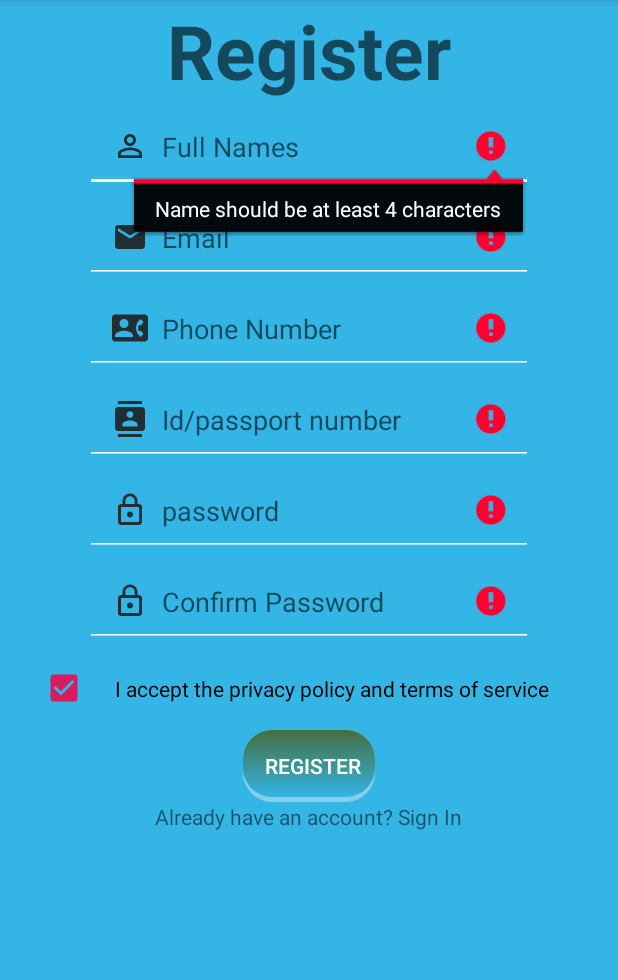
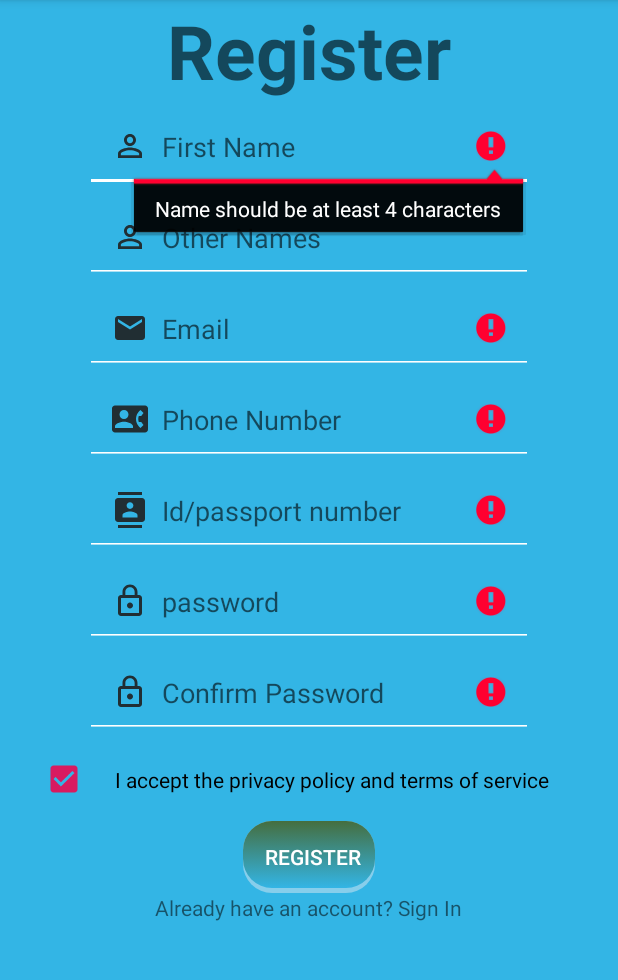
Before and after one commit to netubuli/LipaPesaApp, an Android app: the SignUpActivity screen opened directly, with no data from a screen before it, after a tap on "REGISTER", on a phone screen of 412 x 824 dp, the part 84-1064 px from its top. Run offline under Robolectric (Android 15) with nearby library versions, the phone set to English and light mode, and no system bars; 1 other tap on this screen came first.

Commit message:
Updated sign up ui

```diff
--- a/app/src/main/java/com/otemainc/mlipa/ui/auth/SignUpActivity.java
+++ b/app/src/main/java/com/otemainc/mlipa/ui/auth/SignUpActivity.java
@@ -31,7 +31,7 @@ private Button signUp;
 private CheckBox agree;
 private TextView signIn;
 private EditText phoneText, idText,passwordText,cPasswordText;
-private AutoCompleteTextView nameText,emailText;
+private AutoCompleteTextView lastNameText, otherNameText,emailText;
 
     @Override
     protected void onCreate(Bundle savedInstanceState) {
@@ -41,7 +41,8 @@ private AutoCompleteTextView nameText,emailText;
         idText = findViewById(R.id.txtId);
         passwordText = findViewById(R.id.txtPassword);
         cPasswordText = findViewById(R.id.txtCpass);
-        nameText = findViewById(R.id.txtRUname);
+        lastNameText = findViewById(R.id.txtRFname);
+        otherNameText = findViewById(R.id.txtRFname);
         emailText = findViewById(R.id.txtRemail);
         signIn = findViewById(R.id.btnRLogin);
         signIn.setOnClickListener(new View.OnClickListener() {
@@ -56,7 +57,8 @@ private AutoCompleteTextView nameText,emailText;
         signUp.setOnClickListener(new View.OnClickListener() {
             @Override
             public void onClick(View view) {
-                final String name = nameText.getText().toString().trim();
+                final String lName = lastNameText.getText().toString().trim();
+                final String oName = otherNameText.getText().toString().trim();
                 final String email = emailText.getText().toString().trim();
                 final String phone = phoneText.getText().toString().trim();
                 final String id = idText.getText().toString().trim();
@@ -68,7 +70,7 @@ private AutoCompleteTextView nameText,emailText;
                 progressDialog.setIndeterminate(true);
                 progressDialog.setMessage("Creating Account...");
                 progressDialog.show();
-                if(validate(name,email,phone,id,pass,cPass)){
+                if(validate(lName,oName, email,phone,id,pass,cPass)){
 
                     if (!isValidPassword(pass)) {
                         passwordText.setError("Password should contain at least one number, one lowercase letter, one uppercase letter, one special character and no space");
@@ -76,7 +78,7 @@ private AutoCompleteTextView nameText,emailText;
                         signUp.setEnabled(true);
                     }else{
                         passwordText.setError(null);
-                        save(name,email,phone,pass, progressDialog);
+                        save(lName,oName, email,phone,id,pass, progressDialog);
                     }
                 }else{
                     progressDialog.dismiss();
@@ -101,17 +103,23 @@ private AutoCompleteTextView nameText,emailText;
         });
     }
 
-    private void save(String name, String email, String phone, String pass, ProgressDialog progressDialog) {
+    private void save(String lName, String oName, String email, String phone, String id, String pass, ProgressDialog progressDialog) {
 
     }
 
-    private boolean validate(@NotNull String name, String email, String phone, String id, String pass, String cpass) {
+    private boolean validate(@NotNull String lName, String oName, String email, String phone, String id, String pass, String cpass) {
         boolean valid = true;
-        if (name.isEmpty() || name.length() < 4) {
-            nameText.setError("Name should be at least 4 characters");
+        if (lName.isEmpty() || lName.length() < 3) {
+            lastNameText.setError("Last name should be at least 3 characters");
             valid = false;
         } else {
-            nameText.setError(null);
+            lastNameText.setError(null);
+        }
+        if (oName.isEmpty() || oName.length() < 4) {
+            otherNameText.setError("Name should be at least 4 characters");
+            valid = false;
+        } else {
+            otherNameText.setError(null);
         }
         if (email.isEmpty() || !android.util.Patterns.EMAIL_ADDRESS.matcher(email).matches()) {
             emailText.setError("enter a valid email address");
--- a/app/src/main/res/layout/activity_sign_up.xml
+++ b/app/src/main/res/layout/activity_sign_up.xml
@@ -19,12 +19,26 @@
                 android:textStyle="bold"
                 android:textSize="@dimen/text_xl"
                 android:layout_gravity="center"/>
+            <AutoCompleteTextView
+                android:id="@+id/txtRFname"
+                android:layout_width="wrap_content"
+                android:layout_height="wrap_content"
+                android:hint="@string/first_name"
+                android:ems="14"
+                android:drawableLeft="@drawable/ic_perm_identity"
+                android:drawablePadding="@dimen/padding_sm"
+                android:backgroundTint="@color/colorWhite"
+                android:shadowRadius="10"
+                android:inputType="textEmailAddress"
+                android:layout_gravity="center"
+                android:padding="@dimen/margin_md"
+                android:drawableStart="@drawable/ic_perm_identity" />
 
             <AutoCompleteTextView
-                android:id="@+id/txtRUname"
+                android:id="@+id/txtROname"
                 android:layout_width="wrap_content"
                 android:layout_height="wrap_content"
-                android:hint="@string/full_name"
+                android:hint="@string/other_name"
                 android:ems="14"
                 android:drawableLeft="@drawable/ic_perm_identity"
                 android:drawablePadding="@dimen/padding_sm"
--- a/app/src/main/res/values-v21/strings.xml
+++ b/app/src/main/res/values-v21/strings.xml
@@ -25,11 +25,12 @@
     <string name="email">Email</string>
     <string name="confirm_password">Confirm Password</string>
     <string name="phone_number">Phone Number</string>
-    <string name="full_name">Full Names</string>
+    <string name="other_name">Other Names</string>
     <string name="agree">I accept the privacy policy and terms of service</string>
     <string name="id_passport_number">Id/passport number</string>
     <string name="already_have_an_account_sign_in">Already have an account? Sign In</string>
     <string name="do_not_have_an_account_register">Do\'nt have an account yet? Register</string>
     <string name="ksh_0_00">KSH 0.00</string>
     <string name="wallet_balance">Wallet balance</string>
+    <string name="first_name">First Name</string>
 </resources>
--- a/app/src/main/res/values/strings.xml
+++ b/app/src/main/res/values/strings.xml
@@ -25,11 +25,12 @@
     <string name="email">Email</string>
     <string name="confirm_password">Confirm Password</string>
     <string name="phone_number">Phone Number</string>
-    <string name="full_name">Full Names</string>
+    <string name="other_name">Other Names</string>
     <string name="agree">I accept the privacy policy and terms of service</string>
     <string name="id_passport_number">Id/passport number</string>
     <string name="already_have_an_account_sign_in">Already have an account? Sign In</string>
     <string name="do_not_have_an_account_register">Do\'nt have an account? Register</string>
     <string name="ksh_0_00">KSH 0.00</string>
     <string name="wallet_balance">Wallet balance</string>
+    <string name="first_name">First Name</string>
 </resources>
```
